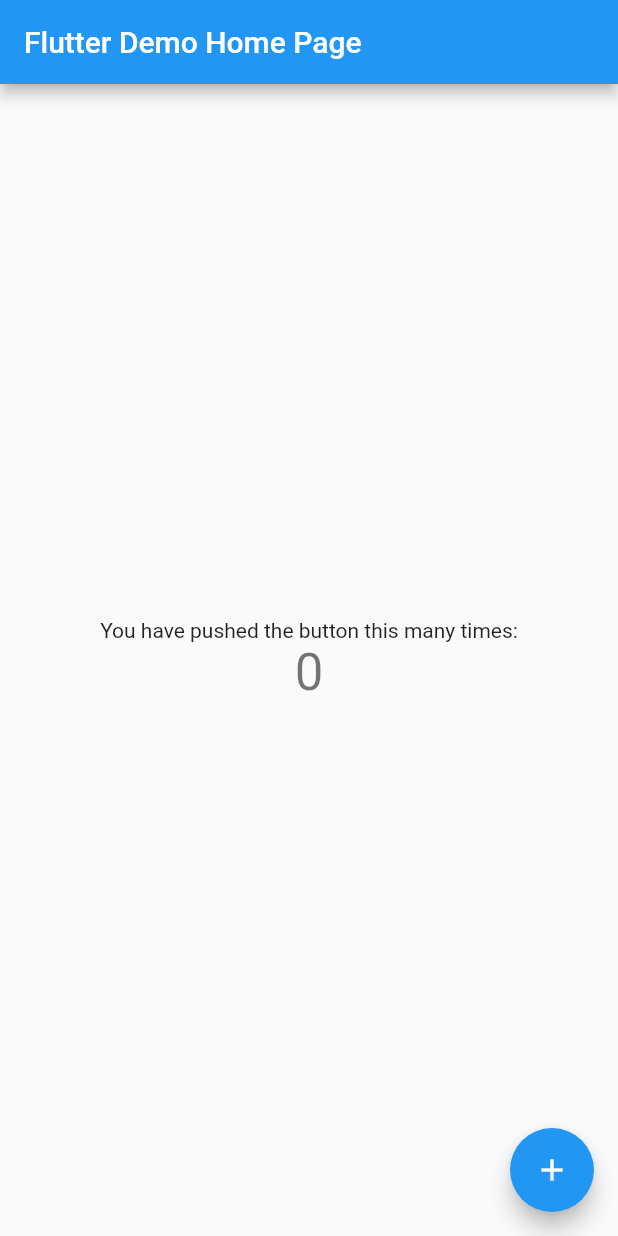
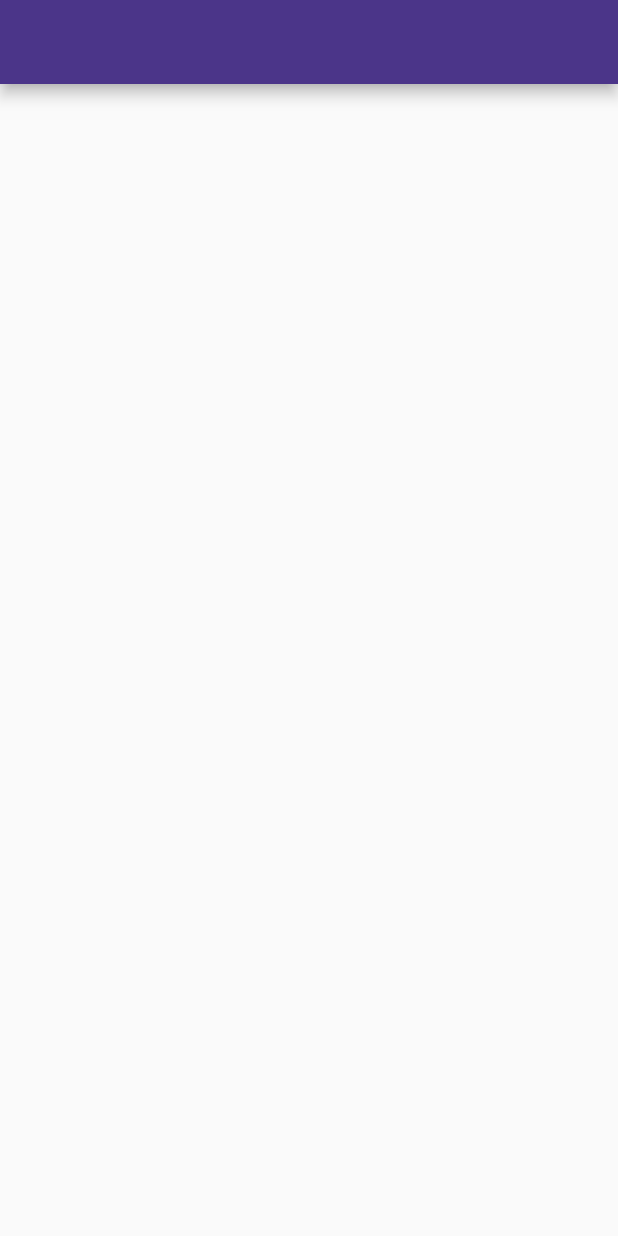
Before and after one commit to caiovini64/taskee-app, a Flutter app: the screen it shows after launch, on a phone screen of 412 x 824 dp. Run offline on Flutter 3.47's test engine with Material 2 defaults, Android fonts, the phone set to English and light mode, and no system bars; our stand-ins replace google_fonts.

Commit message:
definição dos temas

```diff
--- a/lib/main.dart
+++ b/lib/main.dart
@@ -1,4 +1,6 @@
 import 'package:flutter/material.dart';
+import 'views/home_page.dart';
+import 'package:google_fonts/google_fonts.dart';
 
 void main() {
   runApp(MyApp());
@@ -11,103 +13,21 @@ class MyApp extends StatelessWidget {
     return MaterialApp(
       title: 'Flutter Demo',
       theme: ThemeData(
-        // This is the theme of your application.
-        //
-        // Try running your application with "flutter run". You'll see the
-        // application has a blue toolbar. Then, without quitting the app, try
-        // changing the primarySwatch below to Colors.green and then invoke
-        // "hot reload" (press "r" in the console where you ran "flutter run",
-        // or simply save your changes to "hot reload" in a Flutter IDE).
-        // Notice that the counter didn't reset back to zero; the application
-        // is not restarted.
-        primarySwatch: Colors.blue,
+        dividerColor: Color(0xffDFE3E7),
+        primaryColor: Color(0xff4B3589),
+        primaryColorLight: Color(0x0F54A6),
+        textTheme: TextTheme(
+          headline1: GoogleFonts.raleway(
+            color: Colors.white,
+            fontWeight: FontWeight.bold,
+          ),
+          headline2: GoogleFonts.raleway(
+            color: Colors.white,
+            fontWeight: FontWeight.w700,
+          ),
+        ),
       ),
-      home: MyHomePage(title: 'Flutter Demo Home Page'),
+      home: HomePage(),
     );
   }
 }
-
-class MyHomePage extends StatefulWidget {
-  MyHomePage({Key? key, required this.title}) : super(key: key);
-
-  // This widget is the home page of your application. It is stateful, meaning
-  // that it has a State object (defined below) that contains fields that affect
-  // how it looks.
-
-  // This class is the configuration for the state. It holds the values (in this
-  // case the title) provided by the parent (in this case the App widget) and
-  // used by the build method of the State. Fields in a Widget subclass are
-  // always marked "final".
-
-  final String title;
-
-  @override
-  _MyHomePageState createState() => _MyHomePageState();
-}
-
-class _MyHomePageState extends State<MyHomePage> {
-  int _counter = 0;
-
-  void _incrementCounter() {
-    setState(() {
-      // This call to setState tells the Flutter framework that something has
-      // changed in this State, which causes it to rerun the build method below
-      // so that the display can reflect the updated values. If we changed
-      // _counter without calling setState(), then the build method would not be
-      // called again, and so nothing would appear to happen.
-      _counter++;
-    });
-  }
-
-  @override
-  Widget build(BuildContext context) {
-    // This method is rerun every time setState is called, for instance as done
-    // by the _incrementCounter method above.
-    //
-    // The Flutter framework has been optimized to make rerunning build methods
-    // fast, so that you can just rebuild anything that needs updating rather
-    // than having to individually change instances of widgets.
-    return Scaffold(
-      appBar: AppBar(
-        // Here we take the value from the MyHomePage object that was created by
-        // the App.build method, and use it to set our appbar title.
-        title: Text(widget.title),
-      ),
-      body: Center(
-        // Center is a layout widget. It takes a single child and positions it
-        // in the middle of the parent.
-        child: Column(
-          // Column is also a layout widget. It takes a list of children and
-          // arranges them vertically. By default, it sizes itself to fit its
-          // children horizontally, and tries to be as tall as its parent.
-          //
-          // Invoke "debug painting" (press "p" in the console, choose the
-          // "Toggle Debug Paint" action from the Flutter Inspector in Android
-          // Studio, or the "Toggle Debug Paint" command in Visual Studio Code)
-          // to see the wireframe for each widget.
-          //
-          // Column has various properties to control how it sizes itself and
-          // how it positions its children. Here we use mainAxisAlignment to
-          // center the children vertically; the main axis here is the vertical
-          // axis because Columns are vertical (the cross axis would be
-          // horizontal).
-          mainAxisAlignment: MainAxisAlignment.center,
-          children: <Widget>[
-            Text(
-              'You have pushed the button this many times:',
-            ),
-            Text(
-              '$_counter',
-              style: Theme.of(context).textTheme.headline4,
-            ),
-          ],
-        ),
-      ),
-      floatingActionButton: FloatingActionButton(
-        onPressed: _incrementCounter,
-        tooltip: 'Increment',
-        child: Icon(Icons.add),
-      ), // This trailing comma makes auto-formatting nicer for build methods.
-    );
-  }
-}
--- /dev/null
+++ b/lib/views/home_page.dart
@@ -0,0 +1,11 @@
+import 'package:flutter/material.dart';
+import 'package:google_fonts/google_fonts.dart';
+
+class HomePage extends StatelessWidget {
+  @override
+  Widget build(BuildContext context) {
+    return Scaffold(
+      appBar: AppBar(),
+    );
+  }
+}
--- a/pubspec.yaml
+++ b/pubspec.yaml
@@ -28,6 +28,7 @@ dependencies:
   # The following adds the Cupertino Icons font to your application.
   # Use with the CupertinoIcons class for iOS style icons.
   cupertino_icons: ^1.0.2
+  google_fonts: ^2.0.0
 
 dev_dependencies:
   flutter_test:
```
Also changed, not shown: pubspec.lock.
